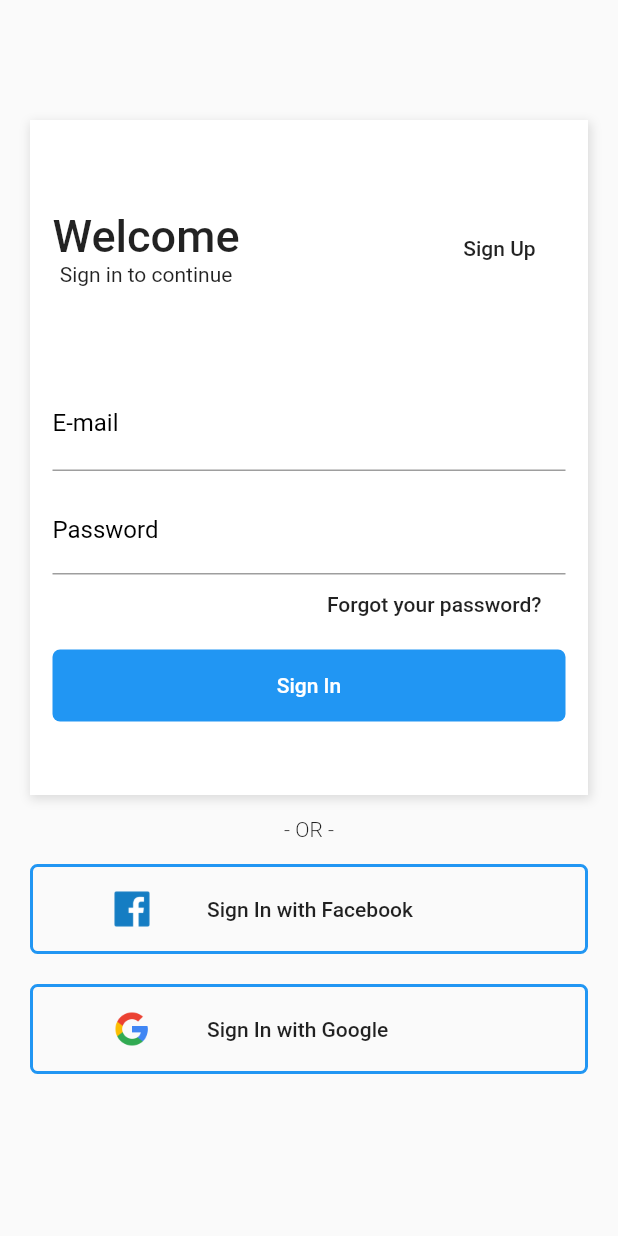
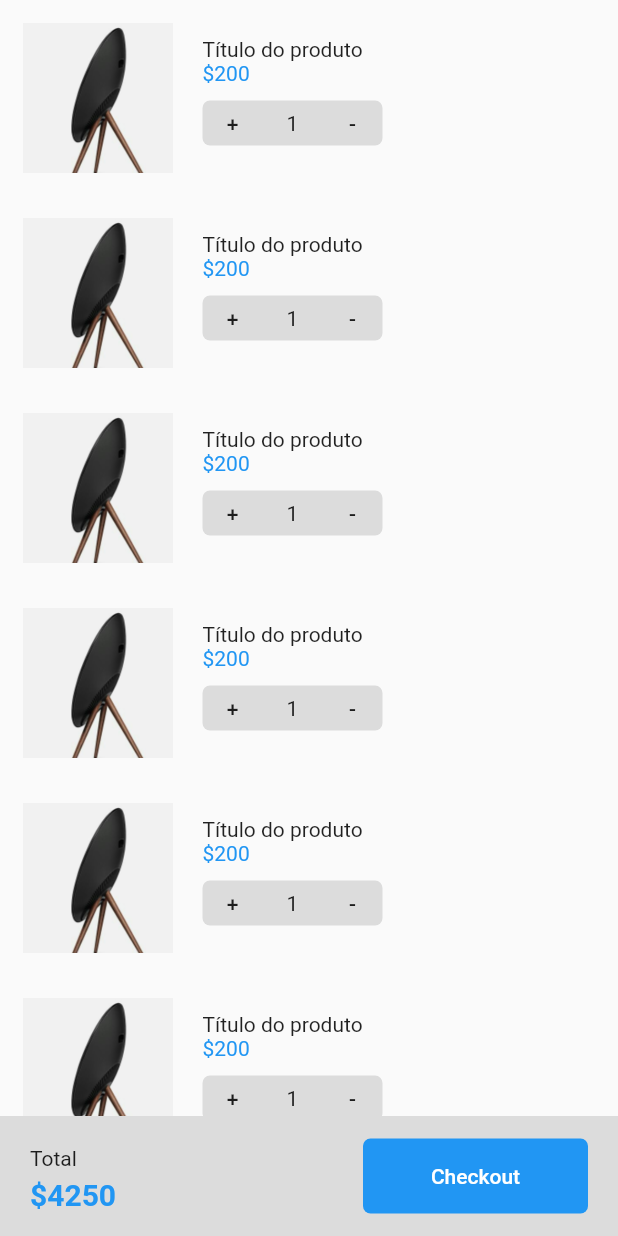
Before and after one commit to wandealves/Flutter_eshop_layout, a Flutter app: the screen it shows after launch, on a phone screen of 412 x 824 dp. Run offline on Flutter 3.47's test engine with Material 2 defaults, Android fonts, the phone set to English and light mode, and no system bars.

Commit message:
Criação do carrinho de compra

```diff
--- a/eshop/lib/main.dart
+++ b/eshop/lib/main.dart
@@ -1,5 +1,7 @@
+
 import 'package:flutter/material.dart';
 
+import 'package:eshop/pages/cart.page.dart';
 import 'package:eshop/pages/login.page.dart';
 
 void main() => runApp(MyApp());
@@ -14,7 +16,7 @@ class MyApp extends StatelessWidget {
       theme: ThemeData(
         primarySwatch: Colors.blue,
       ),
-      home: LoginPage(),
+      home: CartPage(),
     );
   }
 }
--- /dev/null
+++ b/eshop/lib/pages/cart.page.dart
@@ -0,0 +1,165 @@
+import 'package:flutter/material.dart';
+
+class CartPage extends StatelessWidget {
+  @override
+  Widget build(BuildContext context) {
+    return Scaffold(
+      body: Column(
+        mainAxisAlignment: MainAxisAlignment.spaceBetween,
+        children: <Widget>[
+          Expanded(
+            child: Container(
+              child: productList(),
+            ),
+          ),
+          Container(
+            color: Colors.black12,
+            height: 80,
+            child: Row(
+              mainAxisAlignment: MainAxisAlignment.spaceBetween,
+              children: <Widget>[
+                Padding(
+                  padding: EdgeInsets.only(left: 20, top: 20),
+                  child: Column(
+                    crossAxisAlignment: CrossAxisAlignment.start,
+                    children: <Widget>[
+                      Text(
+                        "Total",
+                      ),
+                      SizedBox(
+                        height: 5,
+                      ),
+                      Text(
+                        "\$4250",
+                        style: TextStyle(
+                          color: Colors.blue,
+                          fontWeight: FontWeight.bold,
+                          fontSize: 20,
+                        ),
+                      ),
+                    ],
+                  ),
+                ),
+                Container(
+                  height: 50,
+                  width: 150,
+                  decoration: BoxDecoration(
+                    color: Colors.blue,
+                    borderRadius: BorderRadius.all(
+                      Radius.circular(5),
+                    ),
+                  ),
+                  margin: EdgeInsets.only(
+                    right: 20,
+                  ),
+                  child: FlatButton(
+                    child: Text(
+                      "Checkout",
+                      style: TextStyle(color: Colors.white),
+                    ),
+                    onPressed: () => {},
+                  ),
+                ),
+              ],
+            ),
+          ),
+        ],
+      ),
+    );
+  }
+}
+
+Widget productList() {
+  return ListView(
+    children: <Widget>[
+      ProductItem(),
+      ProductItem(),
+      ProductItem(),
+      ProductItem(),
+      ProductItem(),
+      ProductItem(),
+      /*  ProductItem(context, "BeoPlay Speaker", "755", "assets/product-1.png"),
+      ProductItem(context, "Leather Wristwatch", "450", "assets/product-2.png"),
+      ProductItem(context, "Smart Bluetooth Speaker", "900", "assets/product-3.png"),
+      ProductItem(context, "Smart Luggage", "100", "assets/product-4.png"),
+      ProductItem(context, "Speakers Stand", "49", "assets/product-6.png"),
+      ProductItem(context, "AirPods", "199", "assets/product-7.png"),*/
+    ],
+  );
+}
+
+Widget ProductItem() {
+  return Container(
+    height: 120,
+    margin: EdgeInsets.all(5),
+    child: Row(
+      children: <Widget>[
+        Container(
+          width: 100,
+          height: 100,
+          margin: EdgeInsets.all(10),
+          child: Image.asset(
+            "assets/product-1.png",
+            fit: BoxFit.fitWidth,
+          ),
+        ),
+        Padding(
+          padding: const EdgeInsets.only(
+            top: 20,
+            left: 10,
+          ),
+          child: Column(
+            crossAxisAlignment: CrossAxisAlignment.start,
+            children: <Widget>[
+              Text("Título do produto"),
+              Text(
+                "\$200",
+                style: TextStyle(
+                  color: Colors.blue,
+                ),
+              ),
+              SizedBox(
+                height: 10,
+              ),
+              Container(
+                height: 30,
+                width: 120,
+                decoration: BoxDecoration(
+                  color: Colors.black12,
+                  borderRadius: BorderRadius.all(
+                    Radius.circular(5),
+                  ),
+                ),
+                child: Row(
+                  children: <Widget>[
+                    Container(
+                      width: 40,
+                      alignment: Alignment.center,
+                      child: FlatButton(
+                        child: Text("+"),
+                        onPressed: () => {},
+                      ),
+                    ),
+                    Container(
+                      width: 40,
+                      alignment: Alignment.center,
+                      child: Text("1"),
+                    ),
+                    Container(
+                      width: 40,
+                      alignment: Alignment.center,
+                      child: FlatButton(
+                        child: Text("-"),
+                        onPressed: () => {},
+                      ),
+                    ),
+                  ],
+                ),
+              ),
+            ],
+          ),
+        ),
+      ],
+    ),
+  );
+}
```
